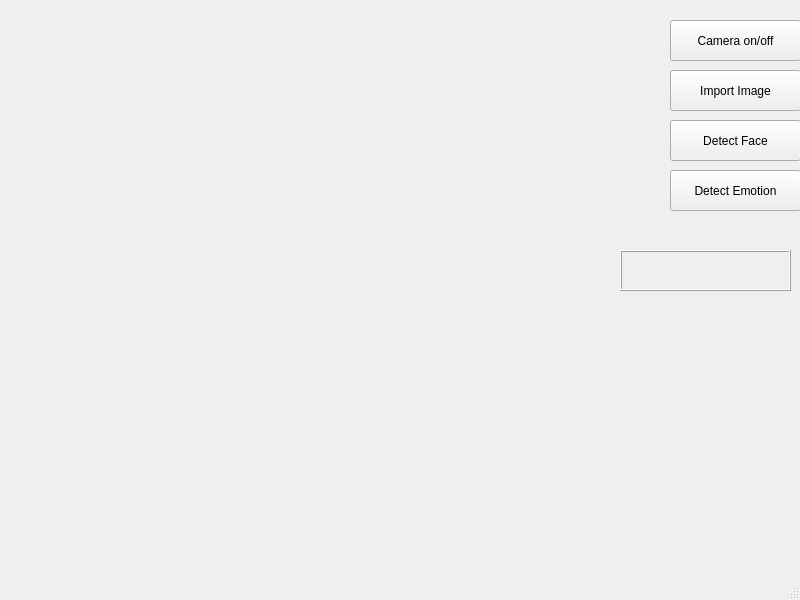
shubhsbankar/detect-face-qt, file mainwindow.ui: the form before one commit.
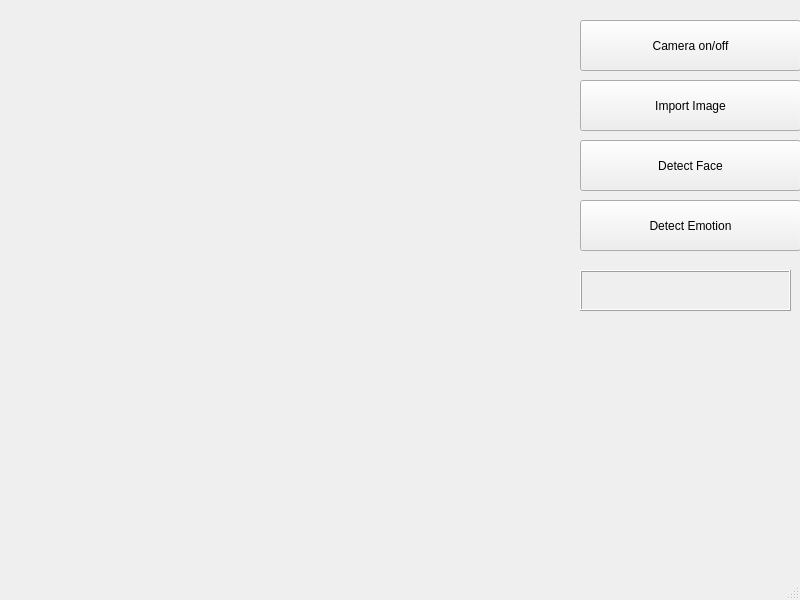
The form after the commit.

What changed in the file:
```diff
--- a/mainwindow.ui
+++ b/mainwindow.ui
@@ -23,10 +23,10 @@
    <widget class="QPushButton" name="cameraOnOffBut">
     <property name="geometry">
      <rect>
-      <x>670</x>
+      <x>580</x>
       <y>20</y>
-      <width>131</width>
-      <height>41</height>
+      <width>221</width>
+      <height>51</height>
      </rect>
     </property>
     <property name="text">
@@ -36,10 +36,10 @@
    <widget class="QPushButton" name="selectImage">
     <property name="geometry">
      <rect>
-      <x>670</x>
-      <y>70</y>
-      <width>131</width>
-      <height>41</height>
+      <x>580</x>
+      <y>80</y>
+      <width>221</width>
+      <height>51</height>
      </rect>
     </property>
     <property name="text">
@@ -49,10 +49,10 @@
    <widget class="QPushButton" name="detectEmotion">
     <property name="geometry">
      <rect>
-      <x>670</x>
-      <y>170</y>
-      <width>131</width>
-      <height>41</height>
+      <x>580</x>
+      <y>200</y>
+      <width>221</width>
+      <height>51</height>
      </rect>
     </property>
     <property name="text">
@@ -62,10 +62,10 @@
    <widget class="QPushButton" name="detectFace">
     <property name="geometry">
      <rect>
-      <x>670</x>
-      <y>120</y>
-      <width>131</width>
-      <height>41</height>
+      <x>580</x>
+      <y>140</y>
+      <width>221</width>
+      <height>51</height>
      </rect>
     </property>
     <property name="text">
@@ -88,9 +88,9 @@
    <widget class="QLabel" name="emotionLabel">
     <property name="geometry">
      <rect>
-      <x>620</x>
-      <y>250</y>
-      <width>171</width>
+      <x>580</x>
+      <y>270</y>
+      <width>211</width>
       <height>41</height>
      </rect>
     </property>
@@ -112,6 +112,9 @@
     <property name="text">
      <string/>
     </property>
+    <property name="alignment">
+     <set>Qt::AlignCenter</set>
+    </property>
     <property name="wordWrap">
      <bool>true</bool>
     </property>
```
